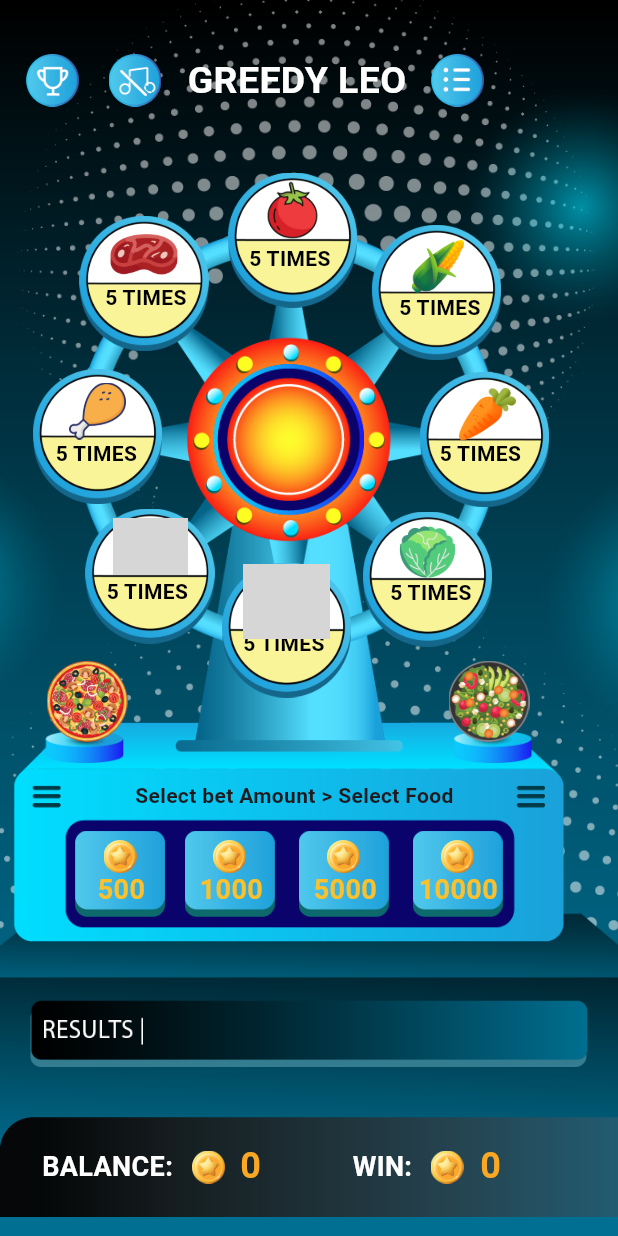
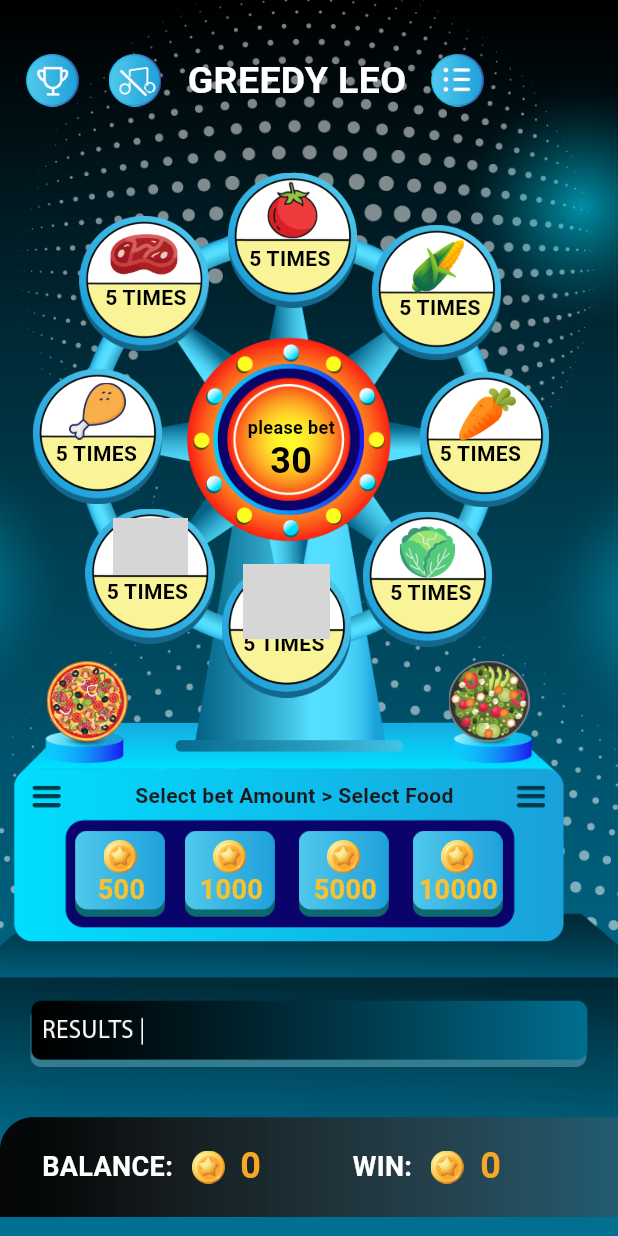
Before and after one commit to tharindunipun123/coinGame, a Flutter app: the screen it shows after launch, on a phone screen of 412 x 824 dp. Run offline on Flutter 3.47's test engine with Material 3 defaults, Android fonts, the phone set to English and light mode, and no system bars; grey boxes are pictures that could not be loaded.

Commit message:
ui udpate

```diff
--- a/lib/main.dart
+++ b/lib/main.dart
@@ -24,11 +24,11 @@ void main() {
 
   int Balance = 0;
   int WinAmount = 0;
+  int Time = 30;
 
   void getBalance(){
 
   }
-
 
   void setSelectedImage(int number){
     int imgNumber = number;
@@ -76,7 +76,6 @@ void main() {
                 fit: BoxFit.cover,
               ),
             ),
-
 
             child: Stack(
               children: [
@@ -136,6 +135,17 @@ void main() {
                   ),
                 ),
 
+                Positioned(
+                    top: 276,
+                    left: 165,
+                    child: Text('please bet' , style: TextStyle(fontWeight: FontWeight.bold , color: Colors.black , fontSize: 12),)
+                ),
+                Positioned(
+                    top: 290,
+                    left: 180,
+                    child: Text('$Time' , style: TextStyle(fontWeight: FontWeight.bold , color: Colors.black , fontSize: 24),)
+                ),
+
                 //first circle
                 Positioned(
                   top: 115,
@@ -180,6 +190,7 @@ void main() {
                   ),
                 ),
                 ),
+
                 Positioned(
                   top: 160,
                   left: 267,
```
